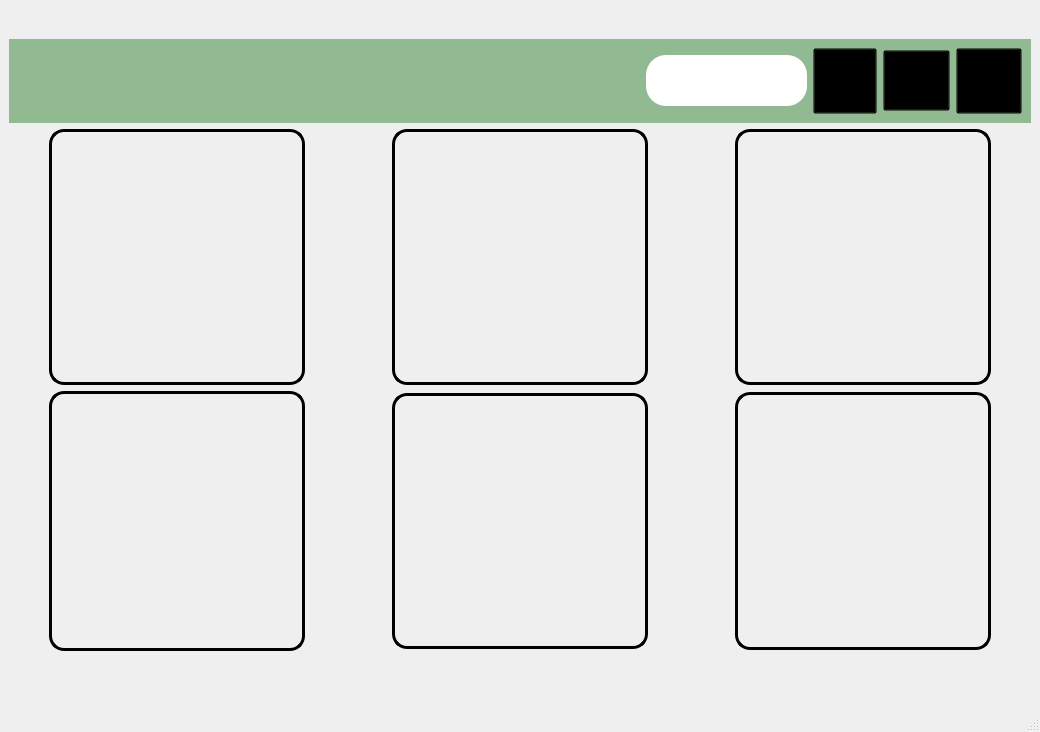
Old version of the form mainwindow.ui in the repository Barsh4ec/Authorization.
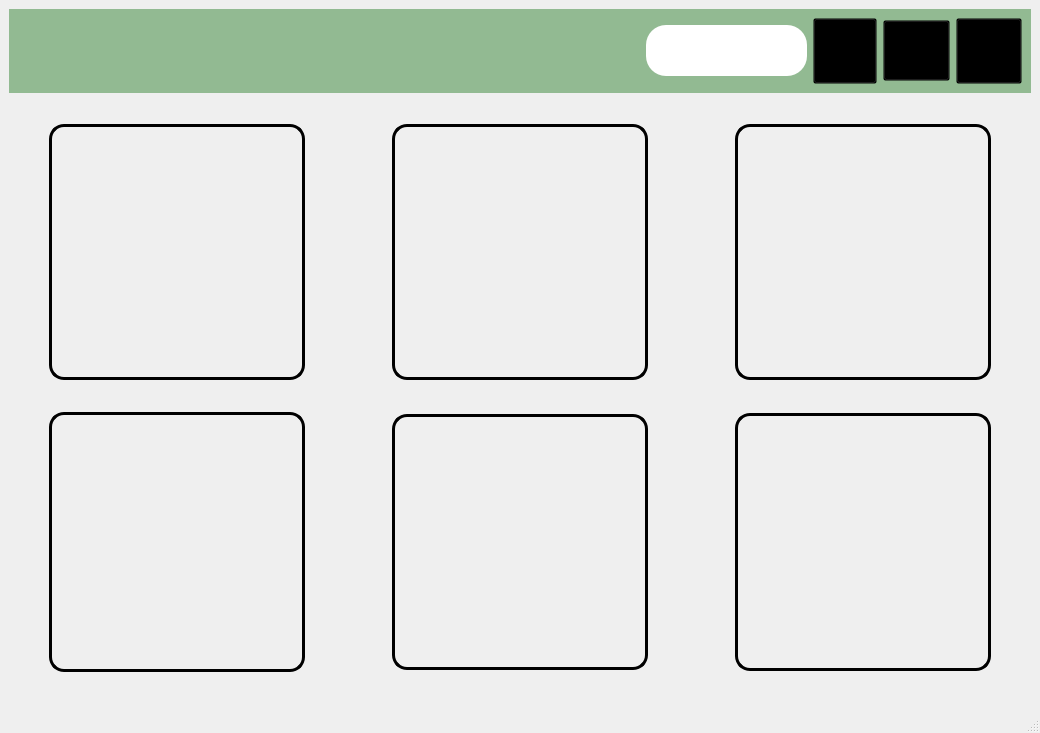
New version of the form. Icons and pictures are not drawn.

The edit to the form file:
```diff
--- a/mainwindow.ui
+++ b/mainwindow.ui
@@ -7,7 +7,7 @@
     <x>0</x>
     <y>0</y>
     <width>1040</width>
-    <height>732</height>
+    <height>733</height>
    </rect>
   </property>
   <property name="font">
@@ -167,6 +167,19 @@
         </layout>
        </widget>
       </item>
+      <item>
+       <spacer name="verticalSpacer_3">
+        <property name="orientation">
+         <enum>Qt::Vertical</enum>
+        </property>
+        <property name="sizeHint" stdset="0">
+         <size>
+          <width>20</width>
+          <height>40</height>
+         </size>
+        </property>
+       </spacer>
+      </item>
       <item>
        <layout class="QHBoxLayout" name="horizontalLayout_3">
         <item>
@@ -385,6 +398,19 @@
         </item>
        </layout>
       </item>
+      <item>
+       <spacer name="verticalSpacer_2">
+        <property name="orientation">
+         <enum>Qt::Vertical</enum>
+        </property>
+        <property name="sizeHint" stdset="0">
+         <size>
+          <width>20</width>
+          <height>40</height>
+         </size>
+        </property>
+       </spacer>
+      </item>
       <item>
        <layout class="QHBoxLayout" name="horizontalLayout_2">
         <item>
@@ -605,6 +631,19 @@
       </item>
      </layout>
     </item>
+    <item>
+     <spacer name="verticalSpacer">
+      <property name="orientation">
+       <enum>Qt::Vertical</enum>
+      </property>
+      <property name="sizeHint" stdset="0">
+       <size>
+        <width>20</width>
+        <height>40</height>
+       </size>
+      </property>
+     </spacer>
+    </item>
    </layout>
   </widget>
   <widget class="QMenuBar" name="menubar">
```
Left out of the diff: 10 changed lines with no effect on the pictures.
